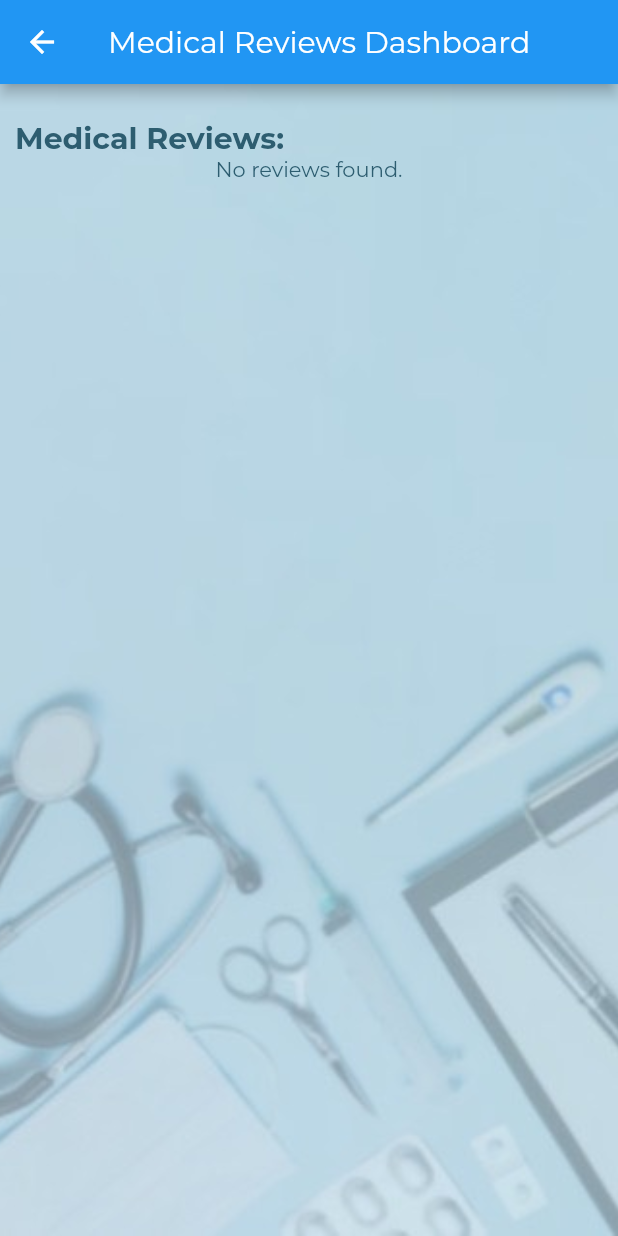
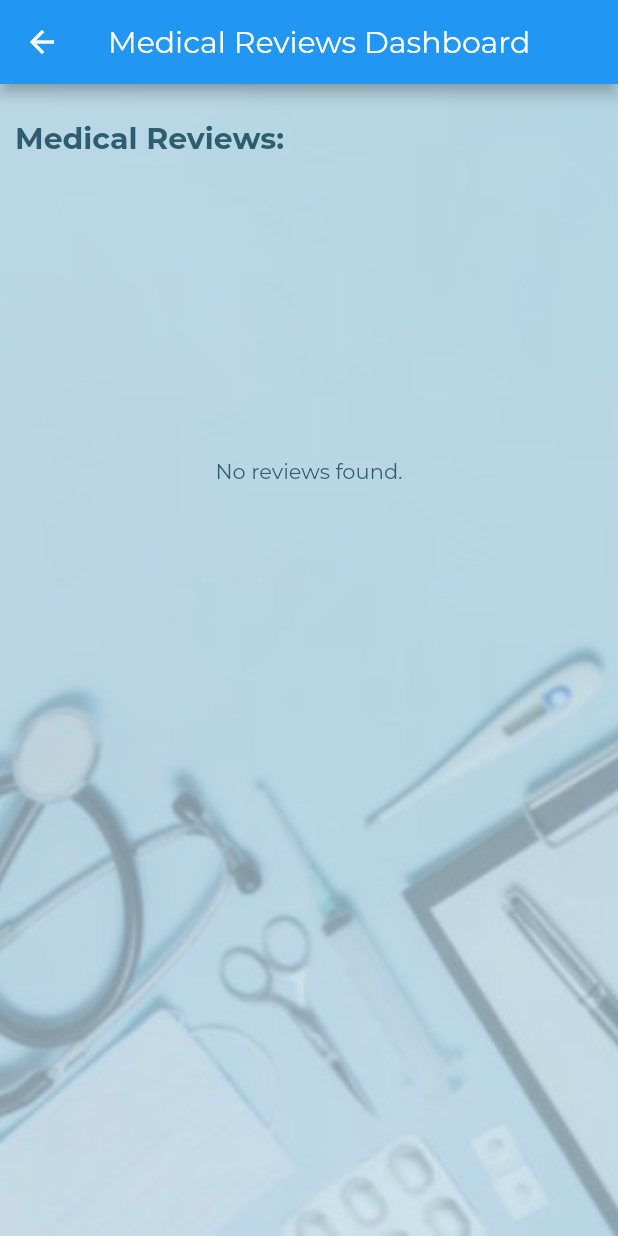
Before and after one commit to chaimamaalej/Flutterproject, a Flutter app: the MedicalReviewPage screen opened directly, on a phone screen of 412 x 824 dp. Run offline on Flutter 3.47's test engine with Material 2 defaults, Android fonts, the phone set to English and light mode, and no system bars; our stand-ins replace audioplayers, cloud_firestore, firebase_auth, firebase_core, google_nav_bar, image_picker and 1 more; accounts and stored records are empty.

Commit message:
medical review

```diff
--- a/lib/pages/medicalreview.dart
+++ b/lib/pages/medicalreview.dart
@@ -106,7 +106,11 @@ class MedicalReviewPage extends StatelessWidget {
                             fontWeight: FontWeight.bold,
                           ),
                         ),
-                        buildReviewList(),
+                        SizedBox(height: 10), // Add some vertical space
+                      Container(
+                        height: 400, // Set an appropriate height constraint
+                        child: buildReviewList(),
+                      ),
                       ],
                     ),
                   ),
```
